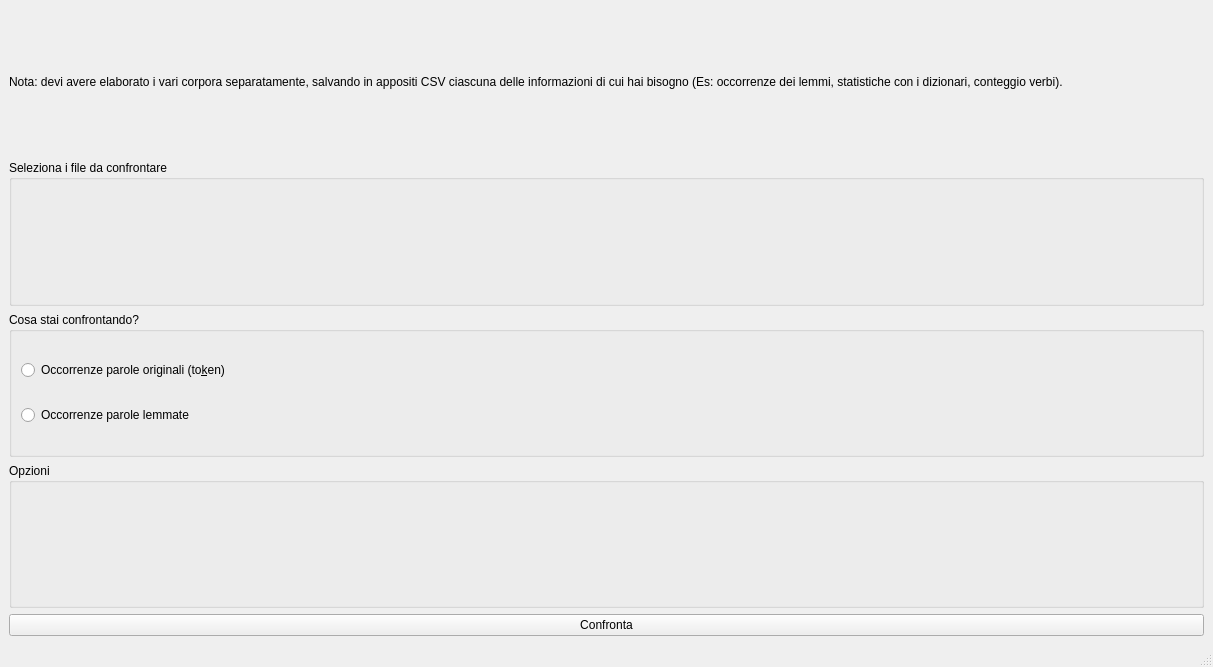
Before: the Qt Designer form forms/confronto.ui in zorbaproject/Bran, drawn with Qt 5.
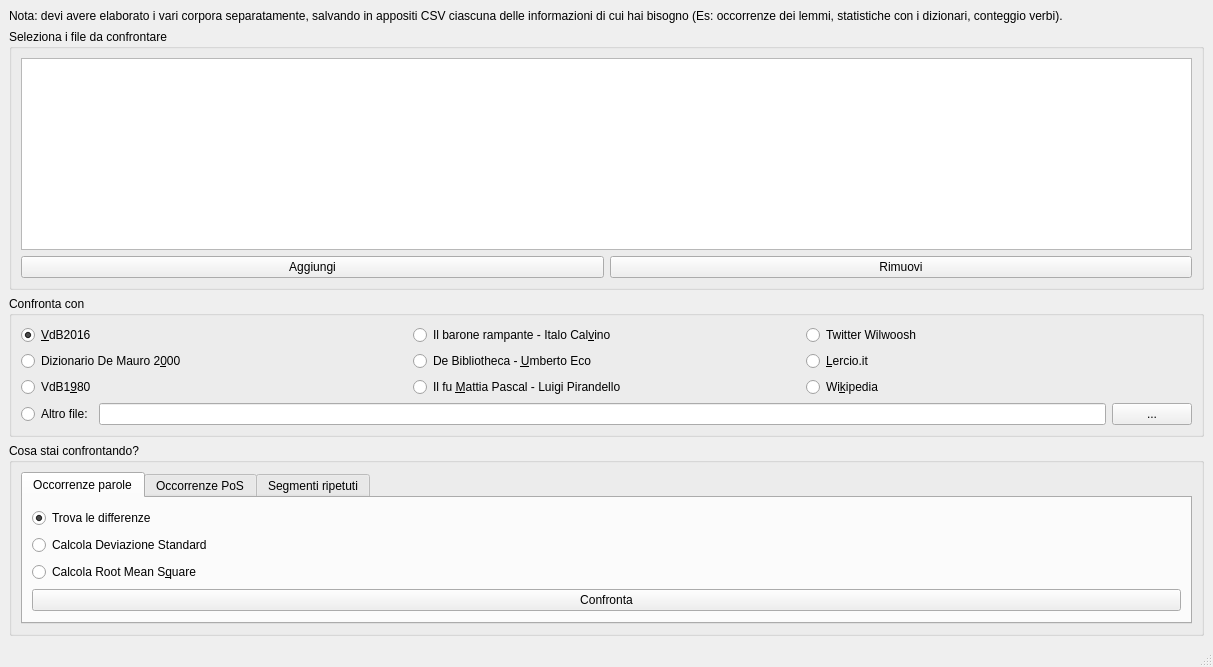
After: the same form once the commit is applied.

Commit message: Trova differenze comparando lemmi

The edit to the form file:
```diff
--- a/forms/confronto.ui
+++ b/forms/confronto.ui
@@ -27,6 +27,129 @@
       <property name="title">
        <string>Seleziona i file da confrontare</string>
       </property>
+      <layout class="QVBoxLayout" name="verticalLayout_2">
+       <item>
+        <widget class="QListWidget" name="corpora"/>
+       </item>
+       <item>
+        <layout class="QHBoxLayout" name="horizontalLayout_2">
+         <item>
+          <widget class="QPushButton" name="addfile">
+           <property name="text">
+            <string>Aggiungi</string>
+           </property>
+          </widget>
+         </item>
+         <item>
+          <widget class="QPushButton" name="rmfile">
+           <property name="text">
+            <string>Rimuovi</string>
+           </property>
+          </widget>
+         </item>
+        </layout>
+       </item>
+      </layout>
+     </widget>
+    </item>
+    <item>
+     <widget class="QGroupBox" name="groupBox_4">
+      <property name="title">
+       <string>Confronta con</string>
+      </property>
+      <layout class="QGridLayout" name="gridLayout_2">
+       <item row="6" column="0">
+        <layout class="QHBoxLayout" name="horizontalLayout">
+         <item>
+          <widget class="QRadioButton" name="radioButton_8">
+           <property name="text">
+            <string>Altro file:</string>
+           </property>
+          </widget>
+         </item>
+         <item>
+          <widget class="QLineEdit" name="lineEdit"/>
+         </item>
+         <item>
+          <widget class="QPushButton" name="pushButton_2">
+           <property name="text">
+            <string>...</string>
+           </property>
+          </widget>
+         </item>
+        </layout>
+       </item>
+       <item row="2" column="0">
+        <layout class="QGridLayout" name="gridLayout_3">
+         <item row="1" column="0">
+          <widget class="QRadioButton" name="demauro2000">
+           <property name="text">
+            <string>Dizionario De Mauro 2&amp;000</string>
+           </property>
+          </widget>
+         </item>
+         <item row="0" column="1">
+          <widget class="QRadioButton" name="baronerampante">
+           <property name="text">
+            <string>Il barone rampante - Italo Cal&amp;vino</string>
+           </property>
+          </widget>
+         </item>
+         <item row="0" column="0">
+          <widget class="QRadioButton" name="vdb2016">
+           <property name="text">
+            <string>&amp;VdB2016</string>
+           </property>
+           <property name="checked">
+            <bool>true</bool>
+           </property>
+          </widget>
+         </item>
+         <item row="1" column="1">
+          <widget class="QRadioButton" name="debiblioteca">
+           <property name="text">
+            <string>De Bibliotheca - &amp;Umberto Eco</string>
+           </property>
+          </widget>
+         </item>
+         <item row="0" column="2">
+          <widget class="QRadioButton" name="guglielmoscilla">
+           <property name="text">
+            <string>Twitter Wilwoosh</string>
+           </property>
+          </widget>
+         </item>
+         <item row="1" column="2">
+          <widget class="QRadioButton" name="lercio">
+           <property name="text">
+            <string>&amp;Lercio.it</string>
+           </property>
+          </widget>
+         </item>
+         <item row="2" column="0">
+          <widget class="QRadioButton" name="vdb1980">
+           <property name="text">
+            <string>VdB1&amp;980</string>
+           </property>
+          </widget>
+         </item>
+         <item row="2" column="1">
+          <widget class="QRadioButton" name="mattiapascal">
+           <property name="text">
+            <string>Il fu &amp;Mattia Pascal - Luigi Pirandello</string>
+           </property>
+          </widget>
+         </item>
+         <item row="2" column="2">
+          <widget class="QRadioButton" name="wikipedia">
+           <property name="text">
+            <string>Wi&amp;kipedia</string>
+           </property>
+          </widget>
+         </item>
+        </layout>
+       </item>
+      </layout>
      </widget>
     </item>
     <item>
@@ -36,36 +159,81 @@
       </property>
       <layout class="QGridLayout" name="gridLayout">
        <item row="0" column="0">
-        <widget class="QRadioButton" name="radioButton">
-         <property name="text">
-          <string>Occorrenze parole originali (to&amp;ken)</string>
+        <widget class="QTabWidget" name="tabWidget">
+         <property name="currentIndex">
+          <number>0</number>
          </property>
-        </widget>
-       </item>
-       <item row="1" column="0">
-        <widget class="QRadioButton" name="radioButton_2">
-         <property name="text">
-          <string>Occorrenze parole lemmate</string>
-         </property>
+         <widget class="QWidget" name="tab_3">
+          <attribute name="title">
+           <string>Occorrenze parole</string>
+          </attribute>
+          <layout class="QVBoxLayout" name="verticalLayout_3">
+           <item>
+            <widget class="QRadioButton" name="occ_diff">
+             <property name="text">
+              <string>Trova le differenze</string>
+             </property>
+             <property name="checked">
+              <bool>true</bool>
+             </property>
+            </widget>
+           </item>
+           <item>
+            <widget class="QRadioButton" name="occ_ds">
+             <property name="text">
+              <string>Calcola Deviazione Standard</string>
+             </property>
+            </widget>
+           </item>
+           <item>
+            <widget class="QRadioButton" name="occ_rms">
+             <property name="text">
+              <string>Calcola Root Mean S&amp;quare</string>
+             </property>
+            </widget>
+           </item>
+           <item>
+            <widget class="QPushButton" name="do_occ">
+             <property name="text">
+              <string>Confronta</string>
+             </property>
+            </widget>
+           </item>
+          </layout>
+         </widget>
+         <widget class="QWidget" name="tab_4">
+          <attribute name="title">
+           <string>Occorrenze PoS</string>
+          </attribute>
+          <layout class="QVBoxLayout" name="verticalLayout_4">
+           <item>
+            <widget class="QPushButton" name="pushButton_3">
+             <property name="text">
+              <string>Confronta</string>
+             </property>
+            </widget>
+           </item>
+          </layout>
+         </widget>
+         <widget class="QWidget" name="tab_5">
+          <attribute name="title">
+           <string>Segmenti ripetuti</string>
+          </attribute>
+          <layout class="QVBoxLayout" name="verticalLayout_5">
+           <item>
+            <widget class="QPushButton" name="pushButton_4">
+             <property name="text">
+              <string>Confronta</string>
+             </property>
+            </widget>
+           </item>
+          </layout>
+         </widget>
         </widget>
        </item>
       </layout>
      </widget>
     </item>
-    <item>
-     <widget class="QGroupBox" name="groupBox_3">
-      <property name="title">
-       <string>Opzioni</string>
-      </property>
-     </widget>
-    </item>
-    <item>
-     <widget class="QPushButton" name="pushButton">
-      <property name="text">
-       <string>Confronta</string>
-      </property>
-     </widget>
-    </item>
    </layout>
   </widget>
   <widget class="QMenuBar" name="menubar">
```
The commit also changes 3 other files.
